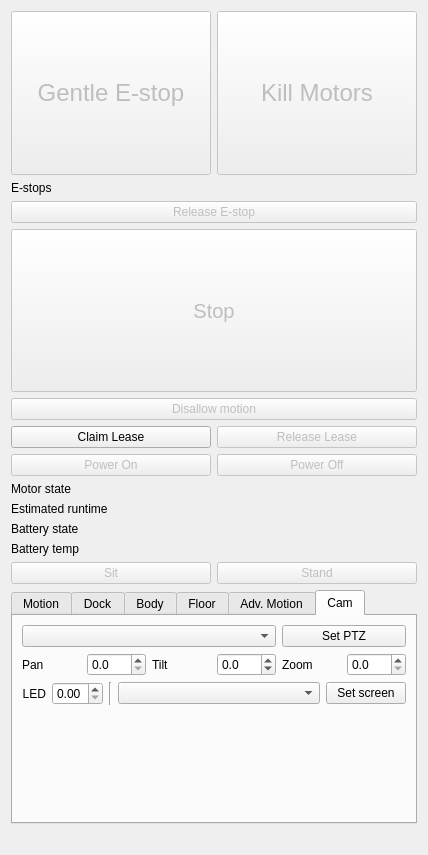
This is spot_viz/resource/spot_control.ui in heuristicus/spot_ros as Qt 5 draws it before an edit. The edited form follows.
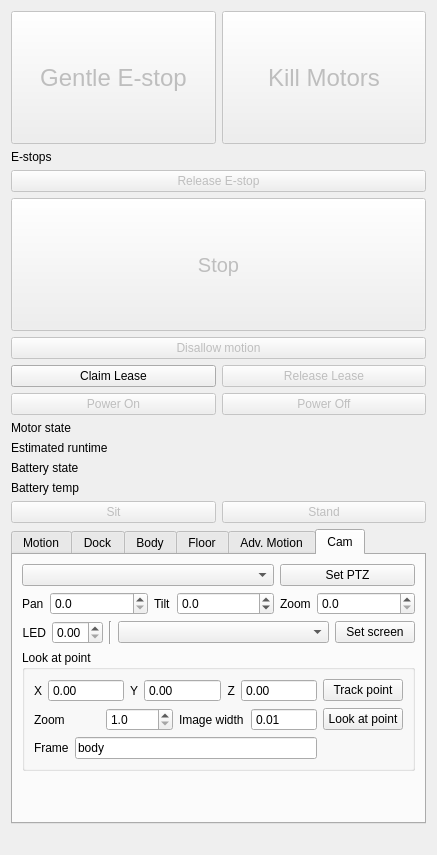
This is the edited form. The open tabs and pages were chosen to show the change.

Commit message: rename hold->track, look at point in the cam panel

Patch:
```diff
--- a/spot_viz/resource/spot_control.ui
+++ b/spot_viz/resource/spot_control.ui
@@ -6,7 +6,7 @@
    <rect>
     <x>0</x>
     <y>0</y>
-    <width>428</width>
+    <width>437</width>
     <height>855</height>
    </rect>
   </property>
@@ -815,6 +815,12 @@
             <layout class="QGridLayout" name="setPTZLayout">
              <item row="1" column="2">
               <widget class="QDoubleSpinBox" name="panSpinBox">
+               <property name="sizePolicy">
+                <sizepolicy hsizetype="MinimumExpanding" vsizetype="Fixed">
+                 <horstretch>0</horstretch>
+                 <verstretch>0</verstretch>
+                </sizepolicy>
+               </property>
                <property name="toolTip">
                 <string>Pan value for this PTZ</string>
                </property>
@@ -831,6 +837,12 @@
              </item>
              <item row="1" column="4">
               <widget class="QDoubleSpinBox" name="tiltSpinBox">
+               <property name="sizePolicy">
+                <sizepolicy hsizetype="MinimumExpanding" vsizetype="Fixed">
+                 <horstretch>0</horstretch>
+                 <verstretch>0</verstretch>
+                </sizepolicy>
+               </property>
                <property name="toolTip">
                 <string>Tilt value for this PTZ</string>
                </property>
@@ -850,6 +862,12 @@
              </item>
              <item row="1" column="6">
               <widget class="QDoubleSpinBox" name="zoomSpinBox">
+               <property name="sizePolicy">
+                <sizepolicy hsizetype="MinimumExpanding" vsizetype="Fixed">
+                 <horstretch>0</horstretch>
+                 <verstretch>0</verstretch>
+                </sizepolicy>
+               </property>
                <property name="toolTip">
                 <string>Zoom for this PTZ</string>
                </property>
@@ -979,6 +997,201 @@
              </item>
             </layout>
            </item>
+           <item>
+            <widget class="QGroupBox" name="groupBox">
+             <property name="title">
+              <string>Look at point</string>
+             </property>
+             <property name="flat">
+              <bool>false</bool>
+             </property>
+             <layout class="QVBoxLayout" name="verticalLayout_8">
+              <item>
+               <layout class="QGridLayout" name="gridLayout_4">
+                <property name="horizontalSpacing">
+                 <number>6</number>
+                </property>
+                <item row="0" column="1">
+                 <layout class="QHBoxLayout" name="horizontalLayout_7">
+                  <item>
+                   <widget class="QLabel" name="lookXLabel">
+                    <property name="text">
+                     <string>X</string>
+                    </property>
+                    <property name="alignment">
+                     <set>Qt::AlignRight|Qt::AlignTrailing|Qt::AlignVCenter</set>
+                    </property>
+                   </widget>
+                  </item>
+                  <item>
+                   <widget class="QDoubleSpinBox" name="lookXSpinBox">
+                    <property name="sizePolicy">
+                     <sizepolicy hsizetype="MinimumExpanding" vsizetype="Fixed">
+                      <horstretch>0</horstretch>
+                      <verstretch>0</verstretch>
+                     </sizepolicy>
+                    </property>
+                    <property name="toolTip">
+                     <string/>
+                    </property>
+                    <property name="buttonSymbols">
+                     <enum>QAbstractSpinBox::NoButtons</enum>
+                    </property>
+                   </widget>
+                  </item>
+                  <item>
+                   <widget class="QLabel" name="lookYLabel">
+                    <property name="text">
+                     <string>Y</string>
+                    </property>
+                    <property name="alignment">
+                     <set>Qt::AlignRight|Qt::AlignTrailing|Qt::AlignVCenter</set>
+                    </property>
+                   </widget>
+                  </item>
+                  <item>
+                   <widget class="QDoubleSpinBox" name="lookYSpinBox">
+                    <property name="sizePolicy">
+                     <sizepolicy hsizetype="MinimumExpanding" vsizetype="Fixed">
+                      <horstretch>0</horstretch>
+                      <verstretch>0</verstretch>
+                     </sizepolicy>
+                    </property>
+                    <property name="toolTip">
+                     <string/>
+                    </property>
+                    <property name="buttonSymbols">
+                     <enum>QAbstractSpinBox::NoButtons</enum>
+                    </property>
+                   </widget>
+                  </item>
+                  <item>
+                   <widget class="QLabel" name="lookZLabel">
+                    <property name="text">
+                     <string>Z</string>
+                    </property>
+                    <property name="alignment">
+                     <set>Qt::AlignRight|Qt::AlignTrailing|Qt::AlignVCenter</set>
+                    </property>
+                   </widget>
+                  </item>
+                  <item>
+                   <widget class="QDoubleSpinBox" name="lookZSpinBox">
+                    <property name="sizePolicy">
+                     <sizepolicy hsizetype="MinimumExpanding" vsizetype="Fixed">
+                      <horstretch>0</horstretch>
+                      <verstretch>0</verstretch>
+                     </sizepolicy>
+                    </property>
+                    <property name="toolTip">
+                     <string/>
+                    </property>
+                    <property name="buttonSymbols">
+                     <enum>QAbstractSpinBox::NoButtons</enum>
+                    </property>
+                   </widget>
+                  </item>
+                 </layout>
+                </item>
+                <item row="0" column="5" colspan="3">
+                 <widget class="QPushButton" name="trackPointButton">
+                  <property name="toolTip">
+                   <string>Track this point while the robot moves</string>
+                  </property>
+                  <property name="text">
+                   <string>Track point</string>
+                  </property>
+                 </widget>
+                </item>
+                <item row="1" column="1">
+                 <layout class="QHBoxLayout" name="horizontalLayout_8">
+                  <item>
+                   <widget class="QLabel" name="lookZoomLabel">
+                    <property name="text">
+                     <string>Zoom</string>
+                    </property>
+                   </widget>
+                  </item>
+                  <item>
+                   <widget class="QDoubleSpinBox" name="lookZoomSpinBox">
+                    <property name="toolTip">
+                     <string>Zoom level to set. Overridden if image width is specified</string>
+                    </property>
+                    <property name="decimals">
+                     <number>1</number>
+                    </property>
+                    <property name="minimum">
+                     <double>1.000000000000000</double>
+                    </property>
+                    <property name="maximum">
+                     <double>30.000000000000000</double>
+                    </property>
+                    <property name="singleStep">
+                     <double>0.100000000000000</double>
+                    </property>
+                   </widget>
+                  </item>
+                  <item>
+                   <widget class="QLabel" name="imageWidthLabel">
+                    <property name="text">
+                     <string>Image width</string>
+                    </property>
+                   </widget>
+                  </item>
+                  <item>
+                   <widget class="QDoubleSpinBox" name="imageWidthSpinBox">
+                    <property name="toolTip">
+                     <string>Length of the diagonal of the image at the distance to the point</string>
+                    </property>
+                    <property name="buttonSymbols">
+                     <enum>QAbstractSpinBox::NoButtons</enum>
+                    </property>
+                    <property name="minimum">
+                     <double>0.010000000000000</double>
+                    </property>
+                    <property name="maximum">
+                     <double>100.000000000000000</double>
+                    </property>
+                   </widget>
+                  </item>
+                 </layout>
+                </item>
+                <item row="1" column="5" colspan="3">
+                 <widget class="QPushButton" name="lookAtPointButton">
+                  <property name="toolTip">
+                   <string>Look at this point without tracking it</string>
+                  </property>
+                  <property name="text">
+                   <string>Look at point</string>
+                  </property>
+                 </widget>
+                </item>
+                <item row="2" column="1">
+                 <layout class="QHBoxLayout" name="horizontalLayout_9">
+                  <item>
+                   <widget class="QLabel" name="lookFrameLabel">
+                    <property name="text">
+                     <string>Frame</string>
+                    </property>
+                   </widget>
+                  </item>
+                  <item>
+                   <widget class="QLineEdit" name="lookAtFrameLineEdit">
+                    <property name="toolTip">
+                     <string>Frame in which the point is specified</string>
+                    </property>
+                    <property name="text">
+                     <string>body</string>
+                    </property>
+                   </widget>
+                  </item>
+                 </layout>
+                </item>
+               </layout>
+              </item>
+             </layout>
+            </widget>
+           </item>
            <item>
             <spacer name="verticalSpacer_2">
              <property name="orientation">
```
Left out of the diff: 30 changed lines with no effect on the pictures. The commit also changes 8 other files.
